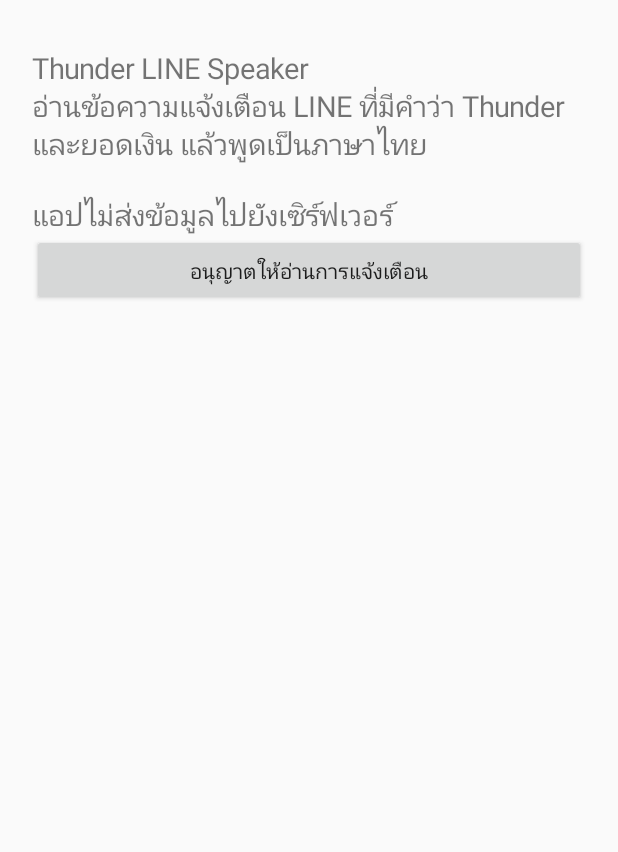
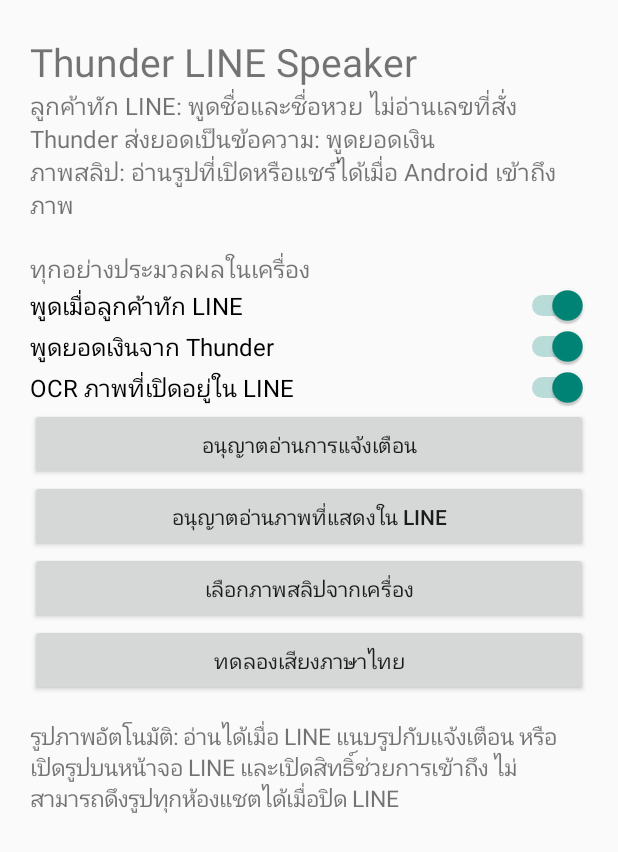
Before and after one commit to jirapatza/Thunder-LINE-Speaker-, an Android app: the screen it shows after launch (MainActivity), on a phone screen of 412 x 824 dp. Shown: the top 852 px of the screen. Run offline under Robolectric (Android 15) with nearby library versions, the phone set to English and light mode, and no system bars.

Commit message:
feat: add user controls and manual image-reading fallback

```diff
--- a/app/src/main/java/com/thunder/linespeaker/MainActivity.kt
+++ b/app/src/main/java/com/thunder/linespeaker/MainActivity.kt
@@ -1,17 +1,113 @@
 package com.thunder.linespeaker
+
 import android.app.Activity
 import android.content.Intent
+import android.net.Uri
+import android.os.Build
 import android.os.Bundle
 import android.provider.Settings
 import android.widget.Button
 import android.widget.LinearLayout
+import android.widget.ScrollView
+import android.widget.Switch
 import android.widget.TextView
+
 class MainActivity : Activity() {
- override fun onCreate(savedInstanceState: Bundle?) {
-  super.onCreate(savedInstanceState)
-  val layout = LinearLayout(this).apply { orientation = LinearLayout.VERTICAL; setPadding(32,48,32,32) }
-  layout.addView(TextView(this).apply { text = "Thunder LINE Speaker\nอ่านข้อความแจ้งเตือน LINE ที่มีคำว่า Thunder และยอดเงิน แล้วพูดเป็นภาษาไทย\n\nแอปไม่ส่งข้อมูลไปยังเซิร์ฟเวอร์"; textSize = 19f })
-  layout.addView(Button(this).apply { text = "อนุญาตให้อ่านการแจ้งเตือน"; setOnClickListener { startActivity(Intent(Settings.ACTION_NOTIFICATION_LISTENER_SETTINGS)) } })
-  setContentView(layout)
- }
+    private lateinit var info: TextView
+
+    override fun onCreate(savedInstanceState: Bundle?) {
+        super.onCreate(savedInstanceState)
+        val layout = LinearLayout(this).apply {
+            orientation = LinearLayout.VERTICAL
+            setPadding(30, 35, 30, 35)
+        }
+        layout.addView(TextView(this).apply {
+            text = "Thunder LINE Speaker"
+            textSize = 26f
+        })
+        layout.addView(TextView(this).apply {
+            text = "ลูกค้าทัก LINE: พูดชื่อและชื่อหวย ไม่อ่านเลขที่สั่ง\nThunder ส่งยอดเป็นข้อความ: พูดยอดเงิน\nภาพสลิป: อ่านรูปที่เปิดหรือแชร์ได้เมื่อ Android เข้าถึงภาพ\n\nทุกอย่างประมวลผลในเครื่อง"
+            textSize = 16f
+        })
+        @Suppress("DEPRECATION")
+        fun addSwitch(label: String, selected: Boolean, changed: (Boolean) -> Unit) {
+            layout.addView(Switch(this).apply {
+                text = label
+                isChecked = selected
+                textSize = 16f
+                setOnCheckedChangeListener { _, value -> changed(value) }
+            })
+        }
+        fun addButton(label: String, pressed: () -> Unit) {
+            layout.addView(Button(this).apply {
+                text = label
+                setOnClickListener { pressed() }
+            })
+        }
+        addSwitch("พูดเมื่อลูกค้าทัก LINE", Preferences.customers(this)) { Preferences.setCustomers(this, it) }
+        addSwitch("พูดยอดเงินจาก Thunder", Preferences.payments(this)) { Preferences.setPayments(this, it) }
+        addSwitch("OCR ภาพที่เปิดอยู่ใน LINE", Preferences.screenOcr(this)) { Preferences.setScreenOcr(this, it) }
+        addButton("อนุญาตอ่านการแจ้งเตือน") {
+            startActivity(Intent(Settings.ACTION_NOTIFICATION_LISTENER_SETTINGS))
+        }
+        addButton("อนุญาตอ่านภาพที่แสดงใน LINE") {
+            startActivity(Intent(Settings.ACTION_ACCESSIBILITY_SETTINGS))
+        }
+        addButton("เลือกภาพสลิปจากเครื่อง") {
+            startActivityForResult(Intent(Intent.ACTION_GET_CONTENT).apply {
+                type = "image/*"
+                addCategory(Intent.CATEGORY_OPENABLE)
+            }, 101)
+        }
+        addButton("ทดลองเสียงภาษาไทย") {
+            SpeechEngine.speak(this, "รับเงินเข้า 180 บาทแล้วเด้อ", "test:${System.currentTimeMillis()}", 0)
+        }
+        info = TextView(this).apply {
+            text = "รูปภาพอัตโนมัติ: อ่านได้เมื่อ LINE แนบรูปกับแจ้งเตือน หรือเปิดรูปบนหน้าจอ LINE และเปิดสิทธิ์ช่วยการเข้าถึง ไม่สามารถดึงรูปทุกห้องแชตได้เมื่อปิด LINE"
+            textSize = 15f
+            setPadding(0, 24, 0, 0)
+        }
+        layout.addView(info)
+        setContentView(ScrollView(this).apply { addView(layout) })
+        handleIncomingImage(intent)
+    }
+
+    override fun onNewIntent(intent: Intent) {
+        super.onNewIntent(intent)
+        setIntent(intent)
+        handleIncomingImage(intent)
+    }
+
+    private fun handleIncomingImage(incoming: Intent?) {
+        if (incoming?.action != Intent.ACTION_SEND || !incoming.type.orEmpty().startsWith("image/")) return
+        @Suppress("DEPRECATION")
+        val uri: Uri? = if (Build.VERSION.SDK_INT >= 33) {
+            incoming.getParcelableExtra(Intent.EXTRA_STREAM, Uri::class.java)
+        } else {
+            incoming.getParcelableExtra(Intent.EXTRA_STREAM)
+        }
+        if (uri != null) readImage(uri)
+    }
+
+    @Deprecated("Android platform image picker callback")
+    override fun onActivityResult(requestCode: Int, resultCode: Int, data: Intent?) {
+        super.onActivityResult(requestCode, resultCode, data)
+        if (requestCode == 101 && resultCode == RESULT_OK) {
+            data?.data?.let { readImage(it) }
+        }
+    }
+
+    private fun readImage(uri: Uri) {
+        info.text = "กำลังอ่านภาพ..."
+        ImageReader.fromUri(this, uri) { amount ->
+            runOnUiThread {
+                if (amount == null) {
+                    info.text = "ไม่พบยอดเงินที่อ่านได้ชัดเจน (OCR รองรับตัวเลขและอักษรละตินเป็นหลัก)"
+                } else {
+                    info.text = "พบตัวเลขยอดเงิน $amount บาท (ไม่ใช่การยืนยันโอนเงินจากธนาคาร)"
+                    SpeechEngine.speak(this, "พบยอดเงิน $amount บาทจากรูปภาพ", "shared:${System.currentTimeMillis()}", 0)
+                }
+            }
+        }
+    }
 }
```
